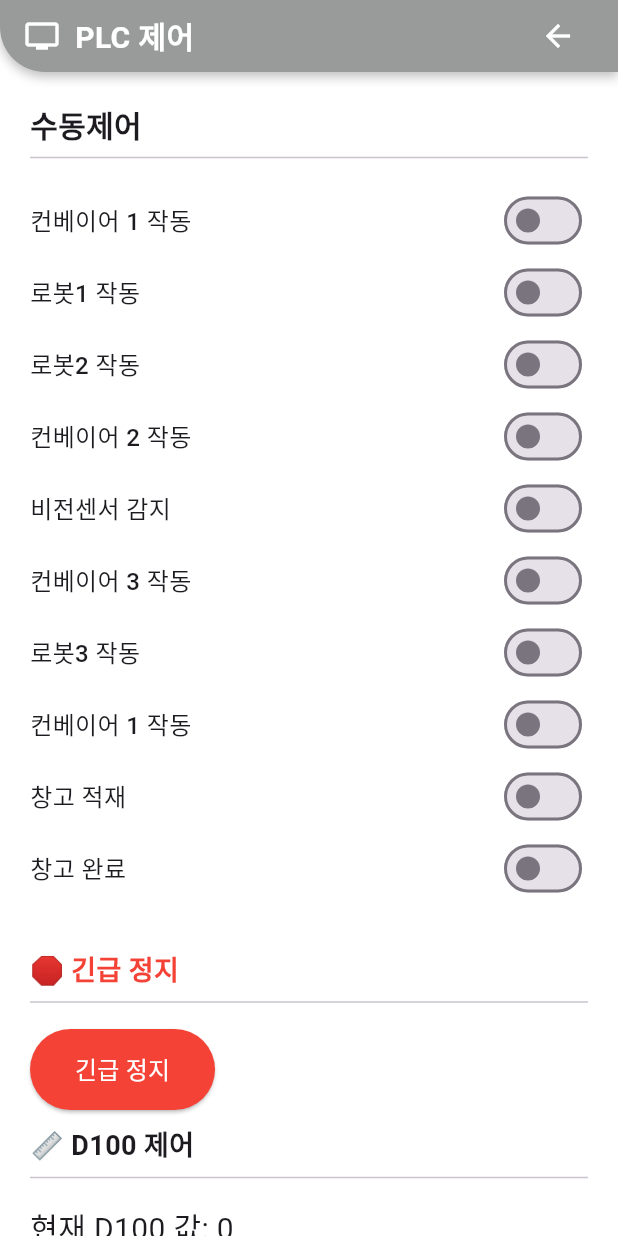
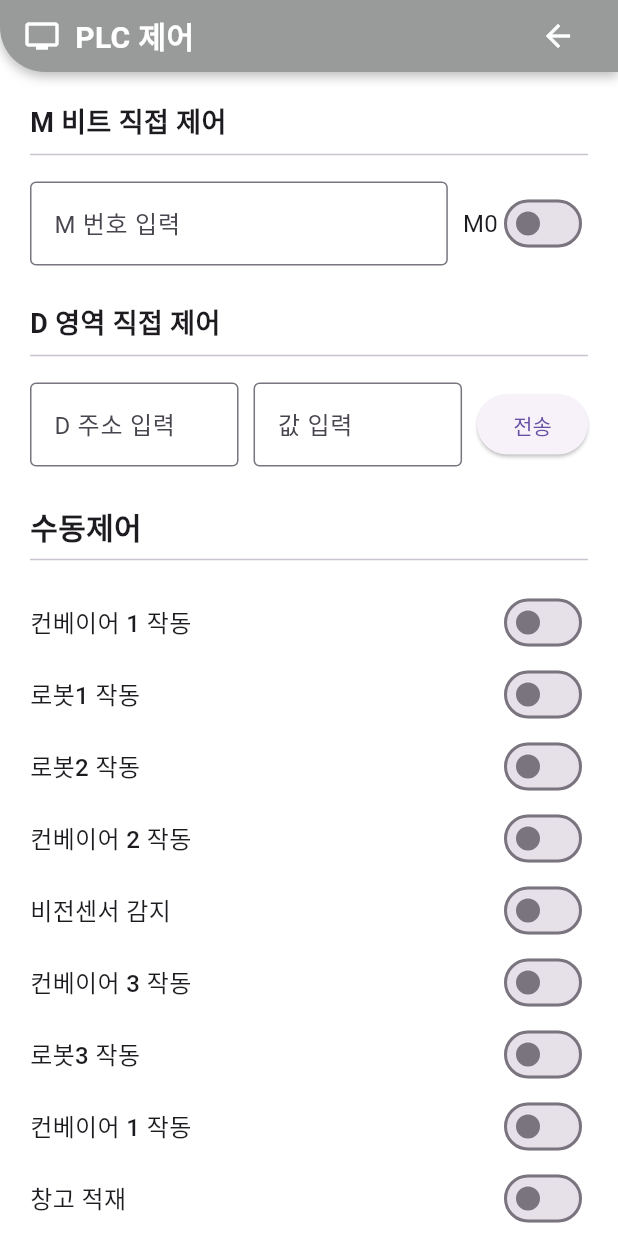
Before and after one commit to HwangOzz/vision_flutter, a Flutter app: the screen it shows after launch, after a tap on the "wifi" icon, on a phone screen of 412 x 824 dp. Run offline on Flutter 3.47's test engine with Material 3 defaults, Android fonts, the phone set to English and light mode, and no system bars; our stand-ins replace cloud_firestore, firebase_core, google_fonts, video_player; missing offline and left inert: flutter_mjpeg, mobile_scanner; accounts and stored records are empty; network calls fail.

Commit message:
4.04 중간

```diff
--- a/lib/screens/messcreens/orderlistpage.dart
+++ b/lib/screens/messcreens/orderlistpage.dart
@@ -19,10 +19,9 @@ class _OrderlistpageState extends State<Orderlistpage> {
   final _nameController = TextEditingController();
   final _quantityController = TextEditingController();
   String _selectedProduct = 'A';
-
   final orders = FirebaseFirestore.instance.collection('orders');
-
   final processTime = {'A': 10, 'B': 12, 'C': 15};
+  final Map<String, int> productCode = {'A': 1, 'B': 2, 'C': 3};
 
   @override
   void initState() {
@@ -51,6 +50,21 @@ class _OrderlistpageState extends State<Orderlistpage> {
         final seconds = processTime[type]! * quantity;
         final elapsed = now.difference(started).inSeconds;
 
+        // 🔽 여기 추가: D2000 자동 전송
+        final code = productCode[type];
+        if (code != null) {
+          try {
+            final response = await http.post(
+              Uri.parse("${Global.serverUrl}/set_word"),
+              headers: {"Content-Type": "application/json"},
+              body: jsonEncode({"address": "D2000", "value": code}),
+            );
+            print("✅ [공정중 기준] D2000 = $code 전송됨: ${response.body}");
+          } catch (e) {
+            print("❌ [공정중 기준] D2000 전송 실패: $e");
+          }
+        }
+
         if (elapsed >= seconds) {
           await orders.doc(doc.id).update({
             'status': '공정 완료',
@@ -73,34 +87,53 @@ class _OrderlistpageState extends State<Orderlistpage> {
         print("🟢 주문 감지됨, 공정 시작으로 업데이트");
 
         final doc = waiting.docs.first;
+        final data = doc.data();
+        final product = data['product'];
+        final type = product.toString().replaceAll('제품군', '');
+        final code = productCode[type];
+
         await orders.doc(doc.id).update({
           'status': '공정 중',
           'processingStarted': now,
         });
 
+        // ✅ 공정 시작 즉시 D2000 값 먼저 전송
+        if (code != null) {
+          try {
+            final response = await http.post(
+              Uri.parse("${Global.serverUrl}/set_word"),
+              headers: {"Content-Type": "application/json"},
+              body: jsonEncode({"address": "D2000", "value": code}),
+            );
+            print("✅ [공정 시작 시] D2000 = $code 전송됨: ${response.body}");
+          } catch (e) {
+            print("❌ [공정 시작 시] D2000 전송 실패: $e");
+          }
+        }
+
+        // 🔽 그 다음에 M900으로 신호 보냄
         try {
           final response = await http.post(
             Uri.parse("${Global.serverUrl}/set_bit"),
             headers: {"Content-Type": "application/json"},
-            body: jsonEncode({"address": "M0", "value": 1}),
+            body: jsonEncode({"address": "M900", "value": 1}),
           );
-          print('📤 M0 ON 요청 완료: ${response.body}');
+          print('📤 M900 ON 요청 완료: ${response.body}');
 
-          // 4초 후 자동 OFF
           Future.delayed(Duration(seconds: 6), () async {
             try {
               final offResponse = await http.post(
                 Uri.parse("${Global.serverUrl}/set_bit"),
                 headers: {"Content-Type": "application/json"},
-                body: jsonEncode({"address": "M0", "value": 0}),
+                body: jsonEncode({"address": "M900", "value": 0}),
               );
-              print('📴 M0 OFF 요청 완료: ${offResponse.body}');
+              print('📴 M900 OFF 요청 완료: ${offResponse.body}');
             } catch (e) {
-              print("❌ M0 OFF 실패: $e");
+              print("❌ M900 OFF 실패: $e");
             }
           });
         } catch (e) {
-          print("❌ M0 전송 실패: $e");
+          print("❌ M900 전송 실패: $e");
         }
       }
     });
--- a/lib/screens/plc_control_screen.dart
+++ b/lib/screens/plc_control_screen.dart
@@ -15,6 +15,10 @@ class _PLCControlScreenState extends State<PLCControlScreen> {
   int d100Value = 0;
   bool isFetching = false;
   bool _isDisposed = false;
+  int? selectedMBit = 0;
+  bool selectedMBitState = false;
+  int? selectedDAddr = 2000; // 디폴트 D 주소
+  int selectedDValue = 1; // 디폴트 값
 
   List<bool> mBitStates = List.filled(11, false);
   final List<String> mBitLabels = [
@@ -48,6 +52,20 @@ class _PLCControlScreenState extends State<PLCControlScreen> {
     while (!_isDisposed) {
       await Future.wait([getMBits(), getD100()]);
       await Future.delayed(Duration(seconds: 1));
+    }
+  }
+
+  Future<void> setDValue(String address, int value) async {
+    try {
+      final response = await http.post(
+        Uri.parse("${Global.serverUrl}/set_word"),
+        headers: {"Content-Type": "application/json"},
+        body: jsonEncode({"address": address, "value": value}),
+      );
+      final responseData = jsonDecode(response.body);
+      print("✅ $address 설정 완료: ${responseData["message"]}");
+    } catch (e) {
+      print("❌ $address 설정 실패: $e");
     }
   }
 
@@ -178,6 +196,96 @@ class _PLCControlScreenState extends State<PLCControlScreen> {
           crossAxisAlignment: CrossAxisAlignment.start,
           children: [
             Text(
+              "M 비트 직접 제어",
+              style: TextStyle(fontSize: 18, fontWeight: FontWeight.bold),
+            ),
+            Divider(),
+            SizedBox(height: 10),
+            Row(
+              children: [
+                Expanded(
+                  child: TextField(
+                    decoration: InputDecoration(
+                      labelText: "M 번호 입력",
+                      border: OutlineInputBorder(),
+                    ),
+                    keyboardType: TextInputType.number,
+                    onChanged: (value) {
+                      setState(() {
+                        selectedMBit = int.tryParse(value) ?? 0;
+                      });
+                    },
+                  ),
+                ),
+                SizedBox(width: 10),
+                Text(
+                  selectedMBit != null ? "M$selectedMBit" : "M번호",
+                  style: TextStyle(fontSize: 16),
+                ),
+                Switch(
+                  value: selectedMBitState,
+                  onChanged: (val) {
+                    setState(() {
+                      selectedMBitState = val;
+                      if (selectedMBit != null) {
+                        setMBit("M$selectedMBit", val ? 1 : 0);
+                      }
+                    });
+                  },
+                ),
+              ],
+            ),
+            SizedBox(height: 25),
+            Text(
+              "D 영역 직접 제어",
+              style: TextStyle(fontSize: 18, fontWeight: FontWeight.bold),
+            ),
+            Divider(),
+            SizedBox(height: 10),
+            Row(
+              children: [
+                Expanded(
+                  child: TextField(
+                    decoration: InputDecoration(
+                      labelText: "D 주소 입력",
+                      border: OutlineInputBorder(),
+                    ),
+                    keyboardType: TextInputType.number,
+                    onChanged: (value) {
+                      setState(() {
+                        selectedDAddr = int.tryParse(value) ?? 2000;
+                      });
+                    },
+                  ),
+                ),
+                SizedBox(width: 10),
+                Expanded(
+                  child: TextField(
+                    decoration: InputDecoration(
+                      labelText: "값 입력",
+                      border: OutlineInputBorder(),
+                    ),
+                    keyboardType: TextInputType.number,
+                    onChanged: (value) {
+                      setState(() {
+                        selectedDValue = int.tryParse(value) ?? 1;
+                      });
+                    },
+                  ),
+                ),
+                SizedBox(width: 10),
+                ElevatedButton(
+                  onPressed: () {
+                    if (selectedDAddr != null) {
+                      setDValue("D$selectedDAddr", selectedDValue);
+                    }
+                  },
+                  child: Text("전송"),
+                ),
+              ],
+            ),
+            SizedBox(height: 25),
+            Text(
               "수동제어",
               style: TextStyle(fontSize: 20, fontWeight: FontWeight.bold),
             ),
@@ -235,7 +343,7 @@ class _PLCControlScreenState extends State<PLCControlScreen> {
                               style: TextStyle(color: Colors.red),
                             ),
                             onPressed: () {
-                              setMBit("M10", 1); // M10 비트에 1 쓰기
+                              setMBit("M16", 1);
                               Navigator.pop(context);
                             },
                           ),
@@ -248,31 +356,6 @@ class _PLCControlScreenState extends State<PLCControlScreen> {
                 style: TextStyle(fontSize: 16, color: Colors.white),
               ),
             ),
-            SizedBox(height: 10),
-            Text(
-              "📏 D100 제어",
-              style: TextStyle(fontSize: 18, fontWeight: FontWeight.bold),
-            ),
-            Divider(),
-            SizedBox(height: 10),
-            Text("현재 D100 값: $d100Value", style: TextStyle(fontSize: 20)),
-            SizedBox(height: 10),
-            ElevatedButton(
-              onPressed: () {
-                int newValue = d100Value + 10;
-                setD100(newValue);
-                setState(() => d100Value = newValue);
-              },
-              child: Text("D100 +10"),
-            ),
-            ElevatedButton(
-              onPressed: () {
-                int newValue = d100Value - 10;
-                setD100(newValue);
-                setState(() => d100Value = newValue);
-              },
-              child: Text("D100 -10"),
-            ),
           ],
         ),
       ),
```
Also changed, not shown: lib/screens/messcreens/pageviewdetail.dart (+4 -4 lines), lib/screens/settingscreen.dart (+15 -4 lines), assets/animation/conveyor-belt.gif (added), 1 other file.
